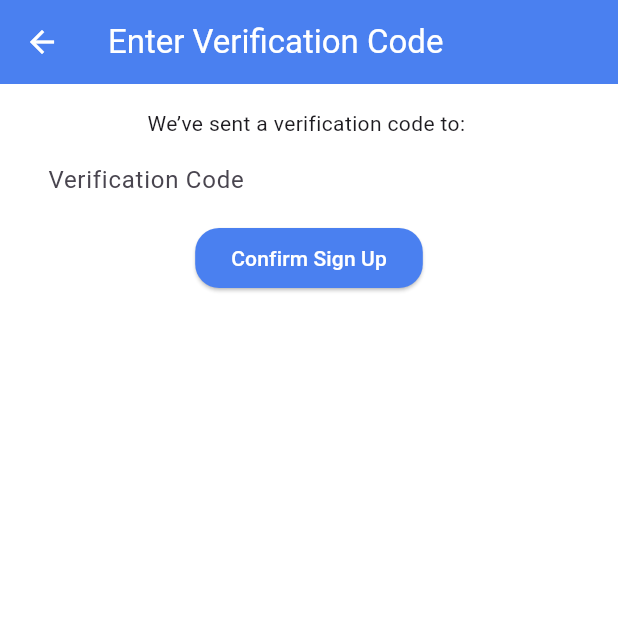
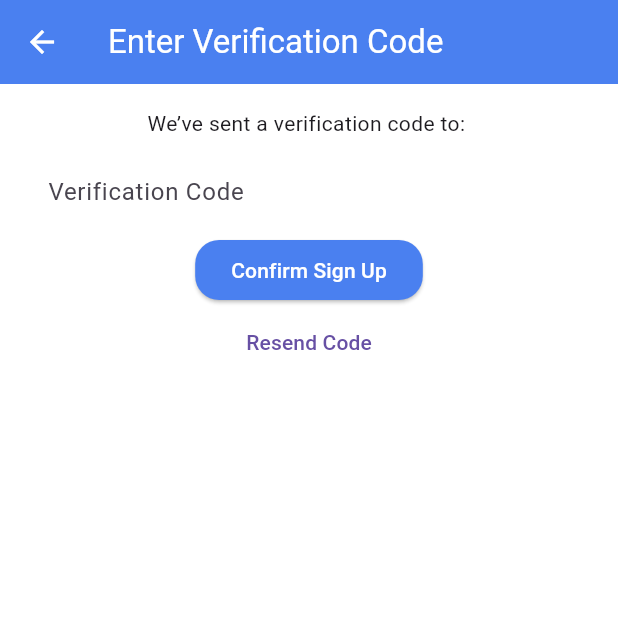
Before and after one commit to Kyoronginus/schedulingapp, a Flutter app: the ConfirmSignUpScreen screen opened directly with empty values, after a tap on "Confirm Sign Up", on a phone screen of 412 x 824 dp, the top half of it. Run offline on Flutter 3.47's test engine with Material 3 defaults, Android fonts, the phone set to English and light mode, and no system bars; our stand-ins replace flutter_linkify, flutter_svg, font_awesome_flutter, image_picker, shared_preferences, table_calendar; missing offline and left inert: amplify_api, amplify_auth_cognito, amplify_core, amplify_datastore, amplify_flutter; accounts and stored records are empty; statements that could not run were skipped.

Commit message:
Added resend verification code

```diff
--- a/lib/auth/verification/confirm_signup_screen.dart
+++ b/lib/auth/verification/confirm_signup_screen.dart
@@ -18,6 +18,7 @@ class _ConfirmSignUpScreenState extends State<ConfirmSignUpScreen> {
   String _message = "";
 
   Future<void> _confirmSignUp() async {
+    if (!mounted) return;
     setState(() {
       _isLoading = true;
       _message = "";
@@ -29,14 +30,45 @@ class _ConfirmSignUpScreenState extends State<ConfirmSignUpScreen> {
         confirmationCode: codeController.text.trim(),
       );
 
+      if (!mounted) return;
       if (result.isSignUpComplete) {
         Navigator.pushReplacementNamed(context, AppRoutes.login);
       }
     } on AuthException catch (e) {
+      if (!mounted) return;
       setState(() {
         _message = '❌ ${e.message}';
       });
     } finally {
+      // ignore: control_flow_in_finally
+      if (!mounted) return;
+      setState(() {
+        _isLoading = false;
+      });
+    }
+  }
+
+  Future<void> _resendCode() async{
+    if (!mounted) return;
+    setState((){
+      _isLoading = true;
+      _message = "";
+    });
+
+    try{
+      final result = await Amplify.Auth.resendSignUpCode(username: widget.email);
+      if (!mounted) return;
+      setState(() {
+        _message = '✅ Code resent to ${result.codeDeliveryDetails.destination}';
+      });
+    } on AuthException catch (e){
+      if (!mounted) return;
+      setState(() {
+        _message = '❌ ${e.message}';
+      });
+    } finally{
+      // ignore: control_flow_in_finally
+      if (!mounted) return;
       setState(() {
         _isLoading = false;
       });
@@ -52,6 +84,7 @@ class _ConfirmSignUpScreenState extends State<ConfirmSignUpScreen> {
         child: Column(
           children: [
             Text("We’ve sent a verification code to: ${widget.email}"),
+            const SizedBox(height: 8),
             TextField(
               controller: codeController,
               decoration: const InputDecoration(labelText: 'Verification Code'),
@@ -59,11 +92,19 @@ class _ConfirmSignUpScreenState extends State<ConfirmSignUpScreen> {
             ElevatedButton(
               onPressed: _isLoading ? null : _confirmSignUp,
               child: _isLoading
-                  ? CircularProgressIndicator()
-                  : Text("Confirm Sign Up"),
+                  ? const CircularProgressIndicator()
+                  : const Text("Confirm Sign Up"),
             ),
-            SizedBox(height: 16),
-            Text(_message, style: TextStyle(color: Colors.red)),
+            TextButton(
+              onPressed: _isLoading ? null : _resendCode,
+              child: const Text("Resend Code"),
+            ),
+            Text(
+              _message,
+              style: TextStyle(
+                color: _message.startsWith("✅") ?Colors.green :Colors.red,
+              )
+            ),
           ],
         ),
       ),
```
Also changed, not shown: lib/auth/register/register_screen.dart (+2 -13 lines).
